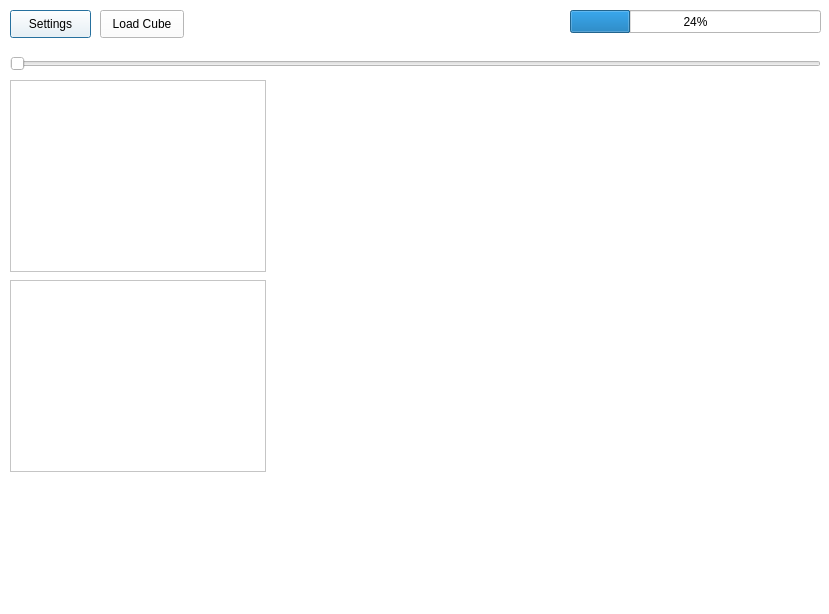
Qt form formhypercubeanalysis.ui (JairoSalazarV/QtHypCam) before a commit.
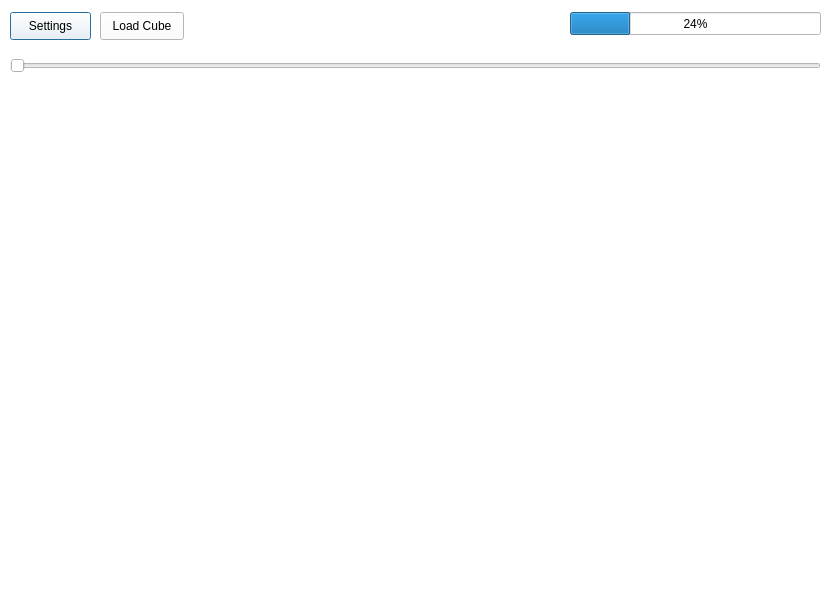
The same form after that commit.

Commit message: Plot Signature Partial Advance

What changed in the file:
```diff
--- a/formhypercubeanalysis.ui
+++ b/formhypercubeanalysis.ui
@@ -16,37 +16,24 @@
   <property name="styleSheet">
    <string notr="true">background-color: rgb(255, 255, 255);</string>
   </property>
-  <widget class="QSlider" name="slideTmpImg">
+  <widget class="QProgressBar" name="progressBar">
    <property name="geometry">
     <rect>
-     <x>10</x>
-     <y>48</y>
-     <width>811</width>
-     <height>31</height>
+     <x>570</x>
+     <y>12</y>
+     <width>251</width>
+     <height>23</height>
     </rect>
    </property>
-   <property name="orientation">
-    <enum>Qt::Horizontal</enum>
-   </property>
-  </widget>
-  <widget class="QLabel" name="labelImgNumber">
-   <property name="geometry">
-    <rect>
-     <x>10</x>
-     <y>80</y>
-     <width>471</width>
-     <height>20</height>
-    </rect>
-   </property>
-   <property name="text">
-    <string/>
+   <property name="value">
+    <number>24</number>
    </property>
   </widget>
   <widget class="QPushButton" name="pbCubeToImg">
    <property name="geometry">
     <rect>
      <x>10</x>
-     <y>10</y>
+     <y>12</y>
      <width>81</width>
      <height>28</height>
     </rect>
@@ -59,7 +46,7 @@
    <property name="geometry">
     <rect>
      <x>100</x>
-     <y>10</y>
+     <y>12</y>
      <width>84</width>
      <height>28</height>
     </rect>
@@ -68,24 +55,37 @@
     <string>Load Cube</string>
    </property>
   </widget>
-  <widget class="QProgressBar" name="progressBar">
+  <widget class="QLabel" name="labelImgNumber">
    <property name="geometry">
     <rect>
-     <x>570</x>
-     <y>10</y>
-     <width>251</width>
-     <height>23</height>
+     <x>10</x>
+     <y>82</y>
+     <width>471</width>
+     <height>20</height>
     </rect>
    </property>
-   <property name="value">
-    <number>24</number>
+   <property name="text">
+    <string/>
+   </property>
+  </widget>
+  <widget class="QSlider" name="slideTmpImg">
+   <property name="geometry">
+    <rect>
+     <x>10</x>
+     <y>50</y>
+     <width>811</width>
+     <height>31</height>
+    </rect>
+   </property>
+   <property name="orientation">
+    <enum>Qt::Horizontal</enum>
    </property>
   </widget>
   <widget class="QLabel" name="labelProgressBar">
    <property name="geometry">
     <rect>
      <x>570</x>
-     <y>38</y>
+     <y>40</y>
      <width>251</width>
      <height>20</height>
     </rect>
@@ -94,26 +94,6 @@
     <string/>
    </property>
   </widget>
-  <widget class="QGraphicsView" name="gvImg">
-   <property name="geometry">
-    <rect>
-     <x>10</x>
-     <y>80</y>
-     <width>256</width>
-     <height>192</height>
-    </rect>
-   </property>
-  </widget>
-  <widget class="QGraphicsView" name="gvPlot">
-   <property name="geometry">
-    <rect>
-     <x>10</x>
-     <y>280</y>
-     <width>256</width>
-     <height>192</height>
-    </rect>
-   </property>
-  </widget>
  </widget>
  <resources/>
  <connections/>
```
The commit also changes 8 other files.
